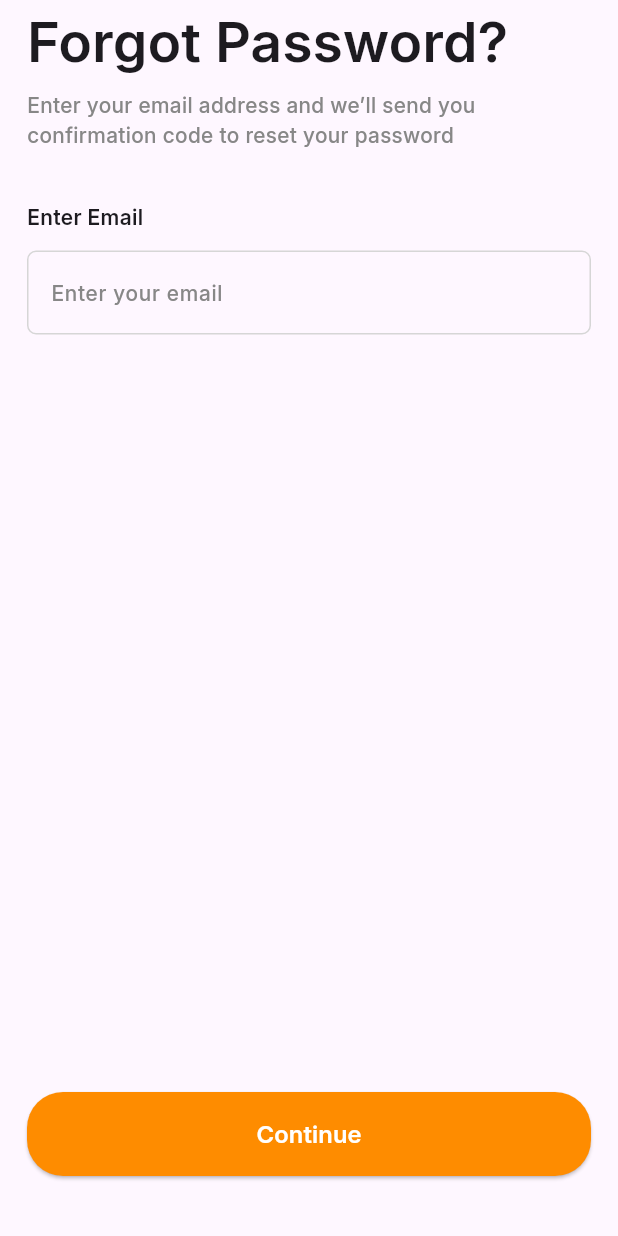
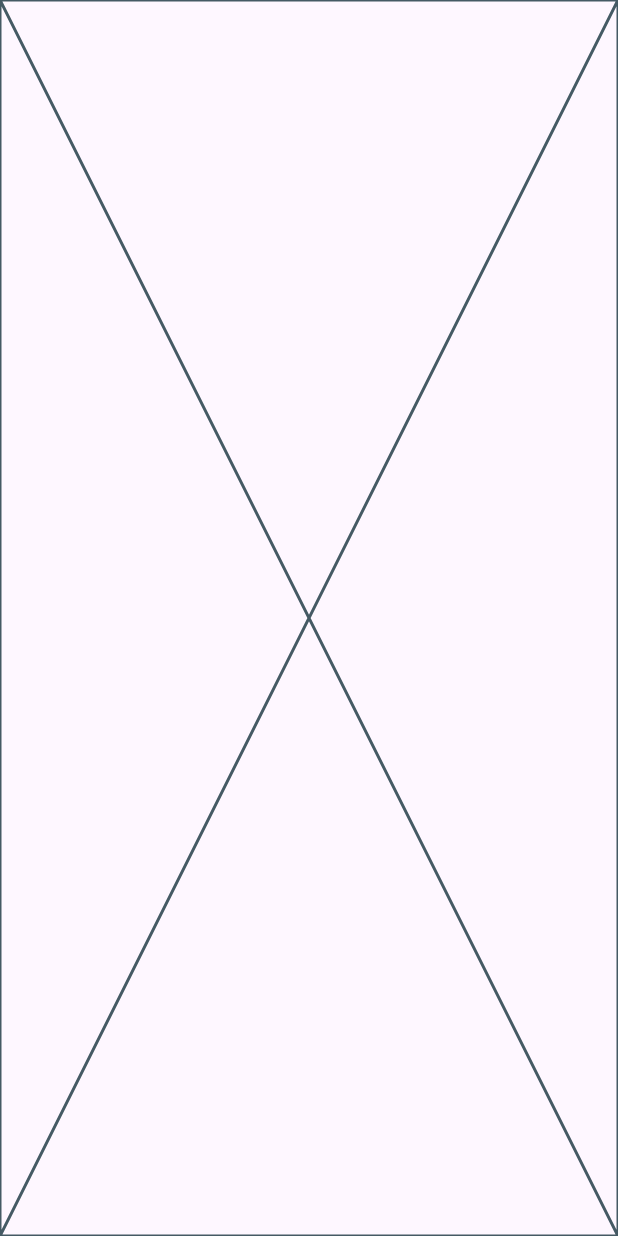
Before and after one commit to MohamedEssami20/delivery_food, a Flutter app: the ForgetPasswordView screen opened by its route, after a tap on "Continue", on a phone screen of 412 x 824 dp. Run offline on Flutter 3.47's test engine with Material 3 defaults, Android fonts, the phone set to English and light mode, and no system bars; our stand-ins replace cloud_firestore, dartz, dots_indicator, firebase_auth, firebase_core, flutter_bloc and 4 more; missing offline and left inert: flutter_facebook_auth, svg_flutter; accounts and stored records are empty.

Commit message:
create otp view

```diff
--- a/lib/core/helper/func/on_genrate_route.dart
+++ b/lib/core/helper/func/on_genrate_route.dart
@@ -3,6 +3,7 @@ import 'package:flutter/material.dart';
 import 'package:delivery_food/features/splash/presentation/views/splash_view.dart';
 
 import '../../../features/auth/presentation/views/forget_password_view.dart';
+import '../../../features/auth/presentation/views/otp_view.dart';
 import '../../../features/auth/presentation/views/sigin_in_view.dart';
 import '../../../features/auth/presentation/views/sign_up_view.dart';
 import '../../../features/home/presentation/views/home_view.dart';
@@ -18,9 +19,12 @@ Route<dynamic>? onGenerateRoute(RouteSettings settings) {
     case SignUpView.routeName:
       return MaterialPageRoute(builder: (context) => const SignUpView());
     case ForgetPasswordView.routeName:
-      return MaterialPageRoute(builder: (context) => const ForgetPasswordView());
+      return MaterialPageRoute(
+          builder: (context) => const ForgetPasswordView());
     case HomeView.routeName:
       return MaterialPageRoute(builder: (context) => const HomeView());
+    case OtpView.routeName:
+      return MaterialPageRoute(builder: (context) => const OtpView());
     // Add more routes here as needed
     default:
       return MaterialPageRoute(builder: (context) => const Scaffold());
--- a/lib/core/service/firebase_auth_service.dart
+++ b/lib/core/service/firebase_auth_service.dart
@@ -9,6 +9,7 @@ class FirebaseAuthService {
 // create method that register user to firebase;
   Future<User> createUserWithEmailAndPassword(
       {required String email, required String password}) async {
+
     try {
       final credential =
           await FirebaseAuth.instance.createUserWithEmailAndPassword(
--- /dev/null
+++ b/lib/features/auth/presentation/views/otp_view.dart
@@ -0,0 +1,15 @@
+
+
+import 'package:delivery_food/features/auth/presentation/views/widgets/otp_view_body.dart';
+import 'package:flutter/material.dart';
+
+class OtpView extends StatelessWidget {
+  const OtpView({super.key});
+  static const String routeName = 'otp';
+  @override
+  Widget build(BuildContext context) {
+    return const Scaffold(
+      body: OtpViewBody(),
+    );
+  }
+}
--- a/lib/features/auth/presentation/views/widgets/forget_password_view_body.dart
+++ b/lib/features/auth/presentation/views/widgets/forget_password_view_body.dart
@@ -1,5 +1,6 @@
 import 'package:delivery_food/core/utils/widgets/custom_button.dart';
 import 'package:delivery_food/core/utils/widgets/custom_text_field.dart';
+import 'package:delivery_food/features/auth/presentation/views/otp_view.dart';
 import 'package:delivery_food/features/auth/presentation/views/widgets/login_or_rigster_header.dart';
 import 'package:flutter/material.dart';
 
@@ -35,7 +36,12 @@ class ForgetPasswordViewBody extends StatelessWidget {
             height: 30,
           ),
           const Spacer(),
-          CustomButton(title: "Continue", onPressed: () {}),
+          CustomButton(
+            title: "Continue",
+            onPressed: () {
+              Navigator.of(context).pushNamed(OtpView.routeName);
+            },
+          ),
           const SizedBox(
             height: 40,
           ),
--- /dev/null
+++ b/lib/features/auth/presentation/views/widgets/otp_view_body.dart
@@ -0,0 +1,13 @@
+
+
+
+import 'package:flutter/material.dart';
+
+class OtpViewBody extends StatelessWidget {
+  const OtpViewBody({super.key});
+
+  @override
+  Widget build(BuildContext context) {
+    return const Placeholder();
+  }
+}
```
